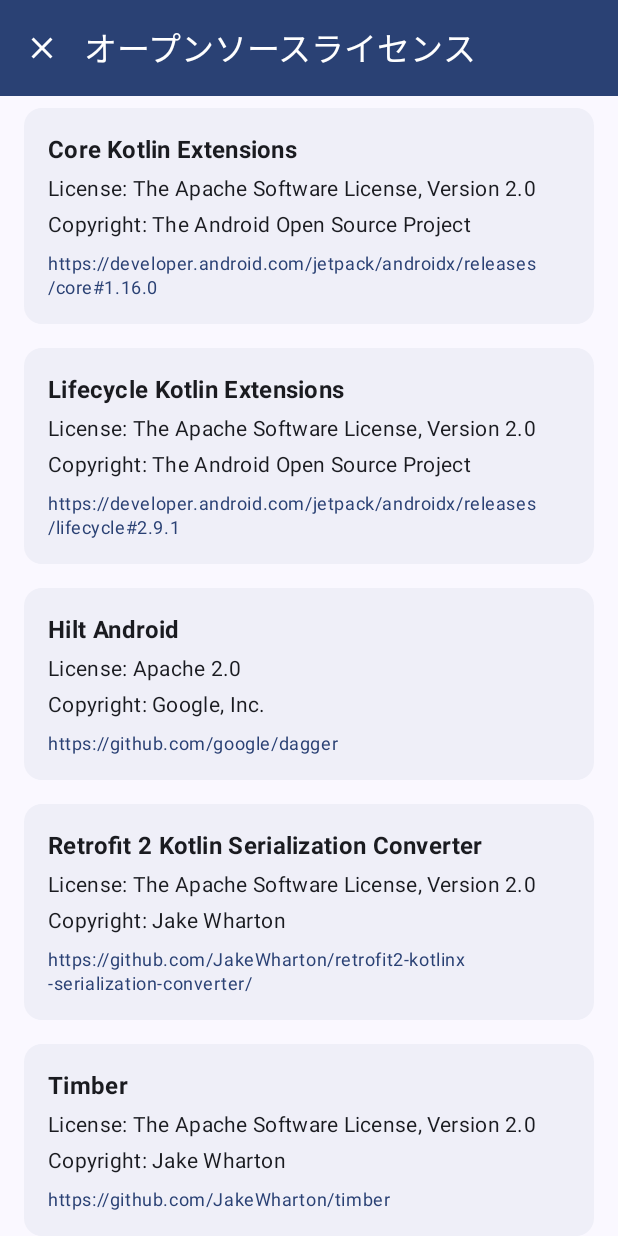
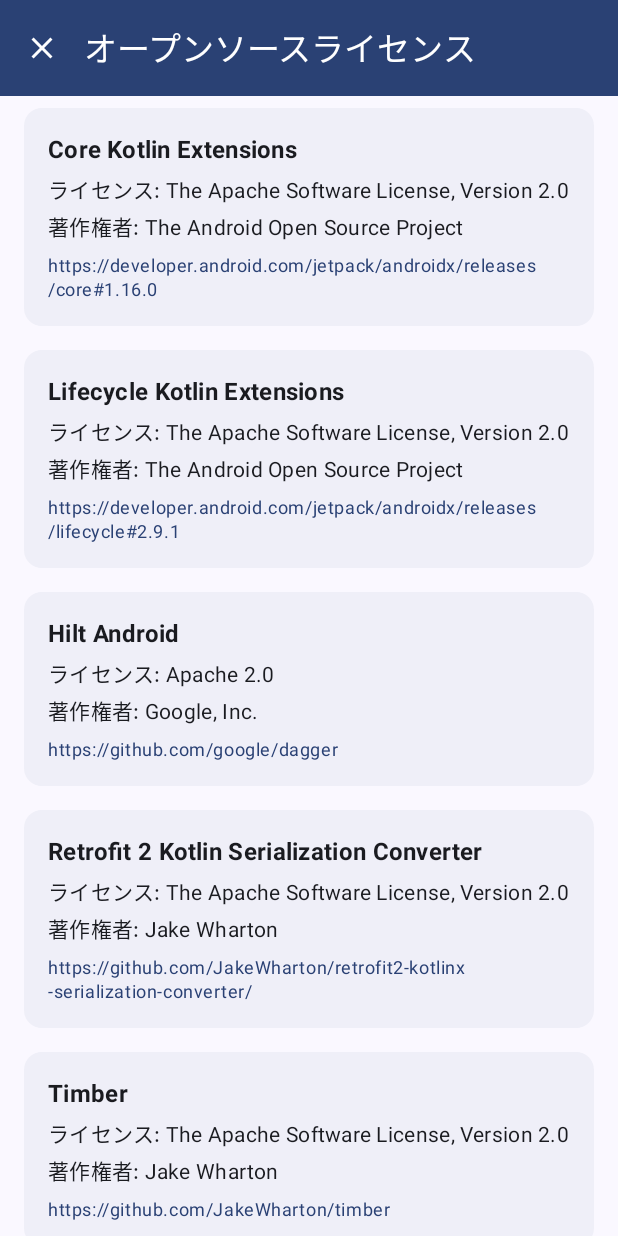
Before and after one commit to keiji/android-device-integrity, an Android app built with Jetpack Compose: the LicenseActivity screen opened directly, with no data from a screen before it, on a phone screen of 412 x 824 dp. Run offline under Robolectric (Android 15) with nearby library versions, the phone set to English and light mode, and no system bars; our stand-ins replace Dagger/Hilt's generated code, Timber; libraries missing offline, so code that uses them is left out: com.jakewharton.retrofit2.

```diff
--- a/android/ui/license/src/main/java/dev/keiji/deviceintegrity/ui/license/LicenseActivity.kt
+++ b/android/ui/license/src/main/java/dev/keiji/deviceintegrity/ui/license/LicenseActivity.kt
@@ -58,7 +58,7 @@ fun LicenseScreen(
                     IconButton(onClick = onClose) {
                         Icon(
                             painter = painterResource(id = R.drawable.ic_close),
-                            contentDescription = "Close",
+                            contentDescription = stringResource(R.string.license_screen_close_button_description),
                             tint = MaterialTheme.colorScheme.onPrimary
                         )
                     }
--- a/android/ui/license/src/main/java/dev/keiji/deviceintegrity/ui/license/LicenseScreen.kt
+++ b/android/ui/license/src/main/java/dev/keiji/deviceintegrity/ui/license/LicenseScreen.kt
@@ -17,9 +17,11 @@ import androidx.compose.material3.Text
 import androidx.compose.runtime.Composable
 import androidx.compose.ui.Modifier
 import androidx.compose.ui.platform.LocalContext
+import androidx.compose.ui.res.stringResource
 import androidx.compose.ui.text.font.FontWeight
 import androidx.compose.ui.tooling.preview.Preview
 import androidx.compose.ui.unit.dp
+import dev.keiji.deviceintegrity.ui.license.R
 import dev.keiji.deviceintegrity.ui.theme.DeviceIntegrityTheme
 
 @Composable
@@ -68,12 +70,12 @@ fun LicenseItem(
             )
             Spacer(modifier = Modifier.height(4.dp))
             Text(
-                text = "License: ${licenseInfo.licenseName}",
+                text = stringResource(R.string.license_item_license_label, licenseInfo.licenseName),
                 style = MaterialTheme.typography.bodyMedium
             )
             Spacer(modifier = Modifier.height(4.dp))
             Text(
-                text = "Copyright: ${licenseInfo.copyrightHolder}",
+                text = stringResource(R.string.license_item_copyright_label, licenseInfo.copyrightHolder),
                 style = MaterialTheme.typography.bodyMedium
             )
             licenseInfo.licenseUrl?.also { licenseUrl ->
--- a/android/ui/license/src/main/res/values/strings.xml
+++ b/android/ui/license/src/main/res/values/strings.xml
@@ -1,3 +1,6 @@
 <resources>
     <string name="open_source_licenses">オープンソースライセンス</string>
+    <string name="license_screen_close_button_description">閉じる</string>
+    <string name="license_item_license_label">ライセンス: %s</string>
+    <string name="license_item_copyright_label">著作権者: %s</string>
 </resources>
--- a/android/ui/main/src/main/java/dev/keiji/deviceintegrity/ui/main/MainActivity.kt
+++ b/android/ui/main/src/main/java/dev/keiji/deviceintegrity/ui/main/MainActivity.kt
@@ -13,6 +13,7 @@ import androidx.compose.material3.NavigationBarItem
 import androidx.compose.material3.Scaffold
 import androidx.compose.material3.Text
 import androidx.compose.runtime.Composable
+import androidx.compose.ui.res.stringResource
 import androidx.compose.runtime.getValue
 import androidx.compose.ui.Modifier
 import androidx.navigation.NavDestination.Companion.hierarchy
@@ -118,10 +119,10 @@ fun DeviceIntegrityApp(
                             icon = {
                                 Icon(
                                     painter = androidx.compose.ui.res.painterResource(id = screen.icon),
-                                    contentDescription = screen.label
+                                    contentDescription = stringResource(id = screen.label)
                                 )
                             },
-                            label = { Text(screen.label) },
+                            label = { Text(stringResource(id = screen.label)) },
                             selected = currentDestination?.hierarchy?.any { it.route == screen.route } == true,
                             onClick = {
                                 navController.navigate(screen.route) {
--- /dev/null
+++ b/android/ui/main/src/main/res/values/strings.xml
@@ -0,0 +1,5 @@
+<resources>
+    <string name="app_screen_play_integrity_label">Play Integrity</string>
+    <string name="app_screen_key_attestation_label">Key Attestation</string>
+    <string name="app_screen_menu_label">Menu</string>
+</resources>
```
Also changed, not shown: android/ui/agreement/src/main/java/dev/keiji/deviceintegrity/ui/agreement/AgreementActivity.kt (+7 -5 lines), android/ui/agreement/src/main/res/values/strings.xml (added, +7 -0 lines), android/ui/main/src/main/java/dev/keiji/deviceintegrity/ui/main/AppScreen.kt (+6 -4 lines).
